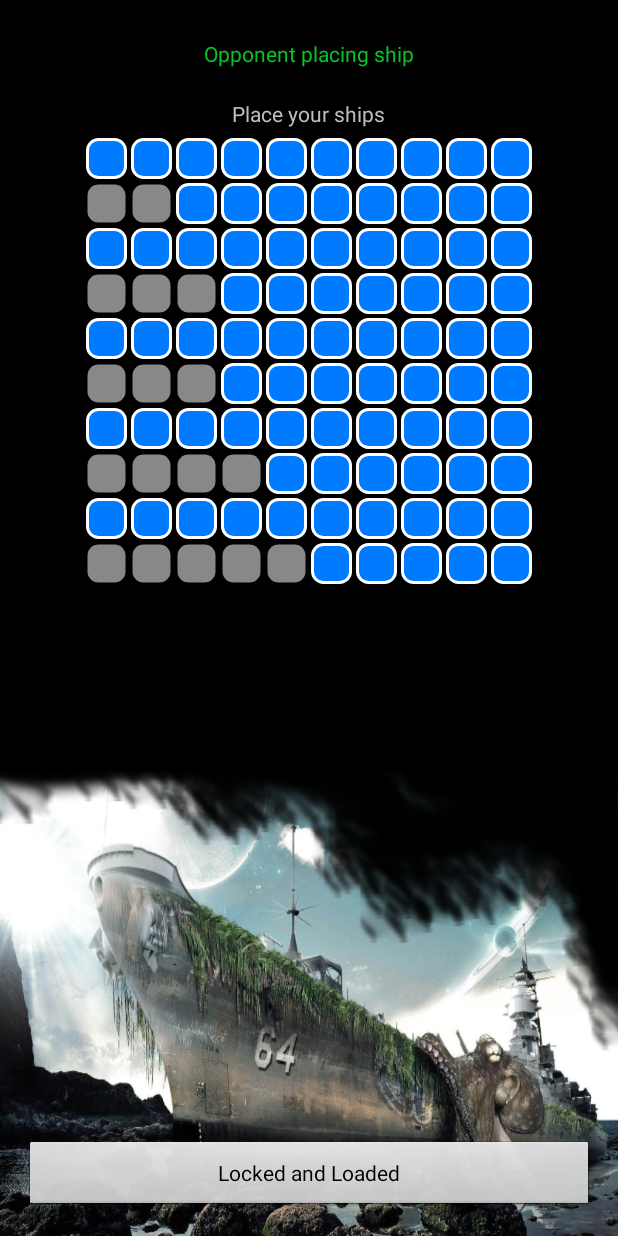
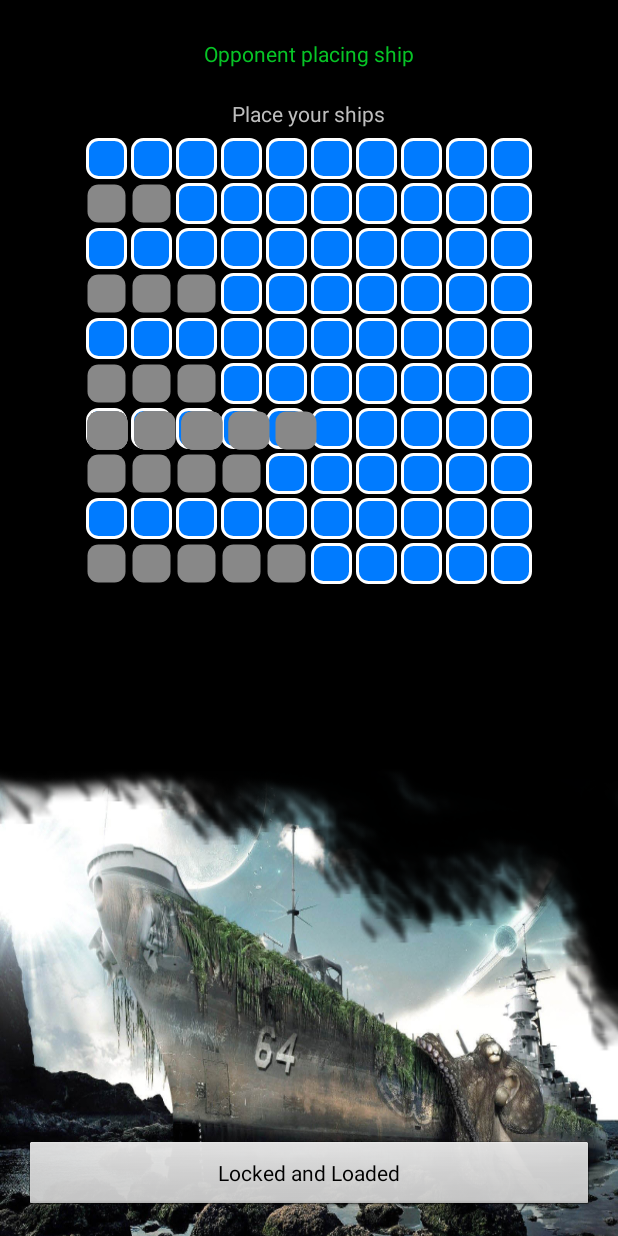
Before and after one commit to Floopy-Doo/Battleship, an Android app: the fragment MultiplayerGameSetupFragment placed in its activity, on a phone screen of 412 x 824 dp. Run offline under Robolectric (Android 15) with nearby library versions, the phone set to English and light mode, and no system bars; 1 statement that could not run was skipped.

Commit message:
kack drag and drop

```diff
--- a/app/src/main/java/ch/hslu/mpbro15/team10/battleship/fragments/MultiplayerGameSetupFragment.java
+++ b/app/src/main/java/ch/hslu/mpbro15/team10/battleship/fragments/MultiplayerGameSetupFragment.java
@@ -607,6 +607,7 @@ public class MultiplayerGameSetupFragment extends Fragment implements MessageLis
                         int idResource = mView.getResources().getIdentifier("grid" + bsgo.getCoordinates() , "id", "ch.hslu.mpbro15.team10.battleship");
                         shipTextviews.add((TextView)mView.findViewById(idResource));
                     }
+                    shadow = (View) mView.findViewById(R.id.Ship2);
 
                 }
                 if(view.getTag() instanceof GOCarrier)
--- a/app/src/main/res/layout/fragment_game_setup.xml
+++ b/app/src/main/res/layout/fragment_game_setup.xml
@@ -47,6 +47,15 @@
 
 
     </LinearLayout>
+    <include
+        android:layout_width="300dp"
+        android:layout_height="280dp"
+        layout="@layout/ship_shadow"
+        android:layout_centerInParent="true"
+        android:id="@+id/gridOpponent"
+        android:layout_gravity="center_horizontal"
+        android:layout_marginBottom="10dp"
+        />
 
     <Button
         android:layout_width="match_parent"
```
